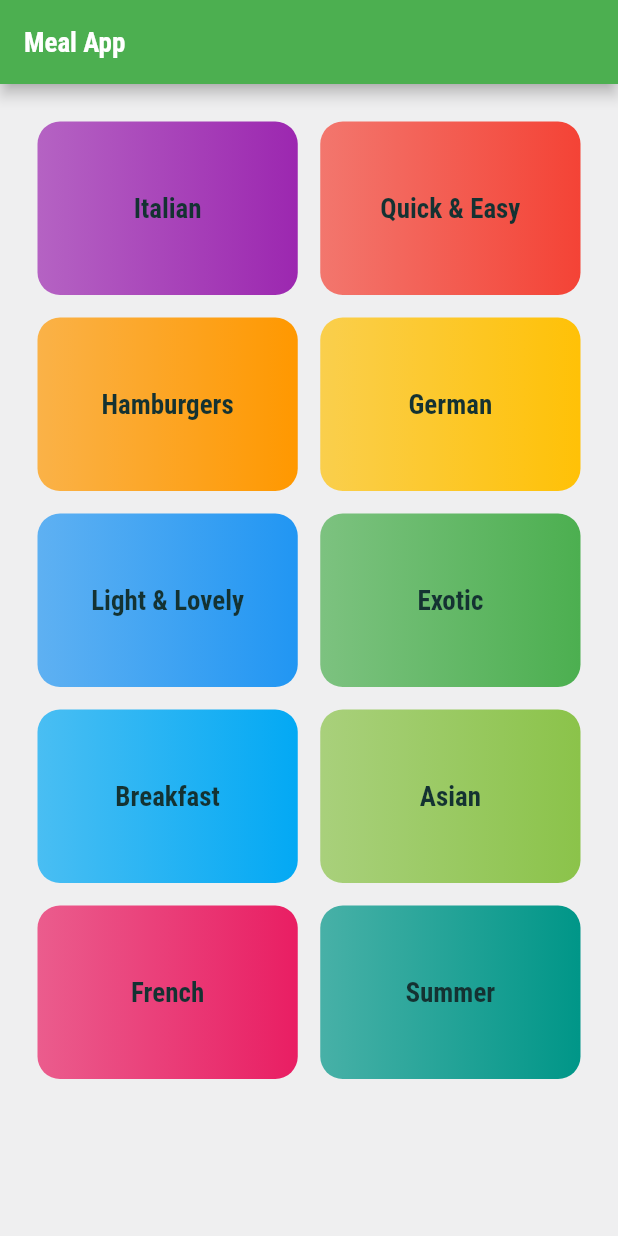
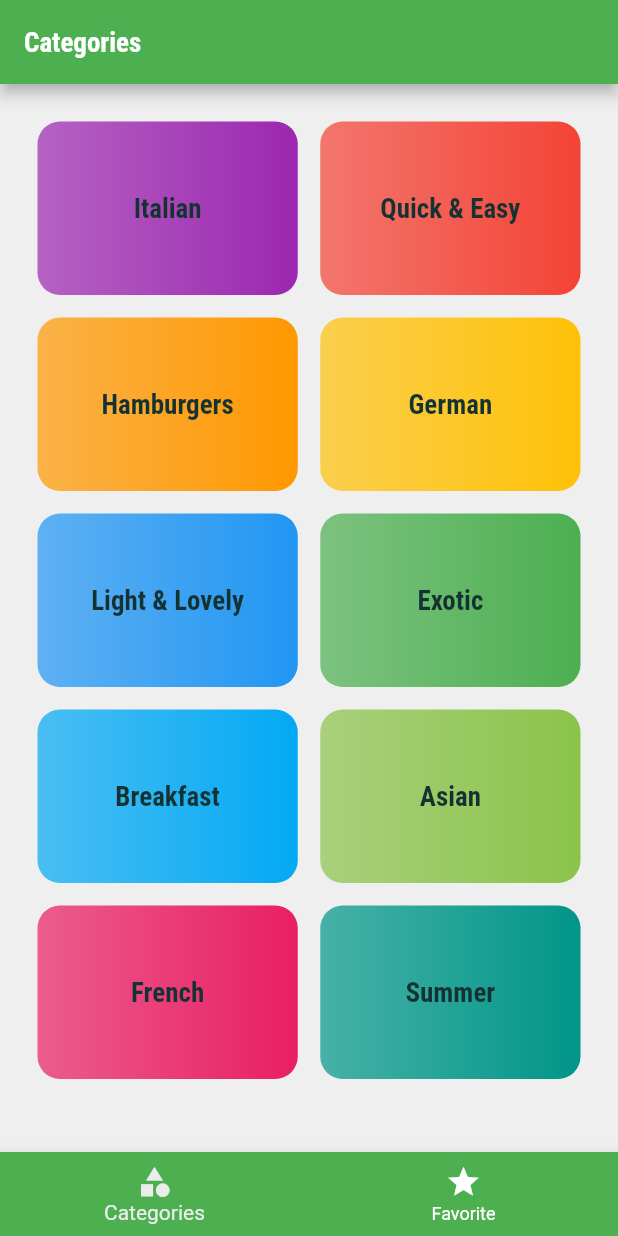
Before and after one commit to Awabmohamed87/Meal-App, a Flutter app: the screen it shows after launch, on a phone screen of 412 x 824 dp. Run offline on Flutter 3.47's test engine with Material 2 defaults, Android fonts, the phone set to English and light mode, and no system bars.

Commit message:
25-MAR
lesson 10.

```diff
--- a/meal_app/lib/main.dart
+++ b/meal_app/lib/main.dart
@@ -1,4 +1,6 @@
 import 'package:flutter/material.dart';
+import 'package:meal_app/screens/meal_details_screen.dart';
+import 'package:meal_app/screens/tabs_screen.dart';
 import './screens/CategoryMealsScreen.dart';
 import './screens/CategoriesScreen.dart';
 
@@ -26,8 +28,9 @@ class MealApp extends StatelessWidget {
                   fontWeight: FontWeight.bold,
                   fontFamily: 'RobotoCondensed'))),
       routes: {
-        '/': (context) => CategoriesScreen(),
+        '/': (context) => TabsScreen(),
         CategoryMealsScreen.routeName: (context) => CategoryMealsScreen(),
+        MealDetailScreen.routeName: (context) => MealDetailScreen(),
       },
     );
   }
--- a/meal_app/lib/screens/CategoriesScreen.dart
+++ b/meal_app/lib/screens/CategoriesScreen.dart
@@ -6,9 +6,7 @@ class CategoriesScreen extends StatelessWidget {
   @override
   Widget build(BuildContext context) {
     return Scaffold(
-      appBar: AppBar(
-        title: Text("Meal App"),
-      ),
+      appBar: null,
       body: GridView(
         gridDelegate: SliverGridDelegateWithMaxCrossAxisExtent(
             maxCrossAxisExtent: 200,
--- a/meal_app/lib/screens/CategoryMealsScreen.dart
+++ b/meal_app/lib/screens/CategoryMealsScreen.dart
@@ -25,6 +25,7 @@ class _CategoryMealsScreenState extends State<CategoryMealsScreen> {
           return MealItem(
               imageUrl: categoryMeals[idx].imageUrl,
               title: categoryMeals[idx].title,
+              id: categoryMeals[idx].id,
               duration: categoryMeals[idx].duration,
               complexity: categoryMeals[idx].complexity,
               affordability: categoryMeals[idx].affordability);
--- /dev/null
+++ b/meal_app/lib/screens/tabs_screen.dart
@@ -0,0 +1,44 @@
+import 'package:flutter/material.dart';
+import 'package:meal_app/screens/CategoriesScreen.dart';
+import 'package:meal_app/screens/favourites_screen.dart';
+
+class TabsScreen extends StatefulWidget {
+  @override
+  State<TabsScreen> createState() => _TabsScreenState();
+}
+
+class _TabsScreenState extends State<TabsScreen> {
+  final List<Map<String, Object>> _pages = [
+    {'page': CategoriesScreen(), 'title': 'Categories'},
+    {'page': FavouritesScreen(), 'title': 'Favourites'}
+  ];
+  int _selectedPageIndex = 0;
+  void _selectPage(int value) {
+    setState(() {
+      _selectedPageIndex = value;
+    });
+  }
+
+  @override
+  Widget build(BuildContext context) {
+    return Scaffold(
+      appBar: AppBar(
+        title: Text(_pages[_selectedPageIndex]['title']),
+      ),
+      body: _pages[_selectedPageIndex]['page'],
+      bottomNavigationBar: BottomNavigationBar(
+        currentIndex: _selectedPageIndex,
+        backgroundColor: Theme.of(context).primaryColor,
+        selectedItemColor: Color.fromRGBO(236, 236, 236, 1),
+        unselectedItemColor: Colors.white,
+        onTap: _selectPage,
+        items: [
+          BottomNavigationBarItem(
+              icon: Icon(Icons.category), title: Text("Categories")),
+          BottomNavigationBarItem(
+              icon: Icon(Icons.star), title: Text("Favorite")),
+        ],
+      ),
+    );
+  }
+}
```
Also changed, not shown: meal_app/lib/screens/favourites_screen.dart (added, +10 -0 lines), meal_app/lib/screens/meal_details_screen.dart (added, +85 -0 lines), meal_app/lib/widgets/MealItem.dart (+10 -3 lines).
